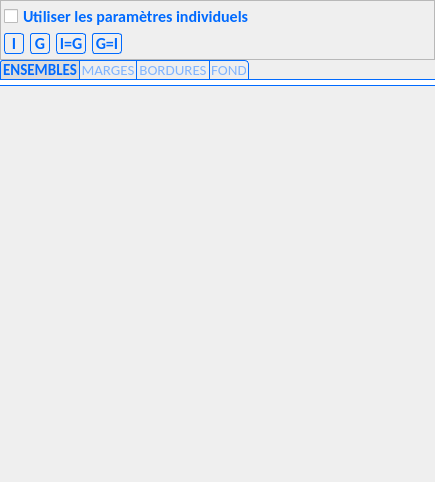
Old version of the form PhotosConsigne/ui/Page.ui in the repository FlorianLance/PhotosConsigne.
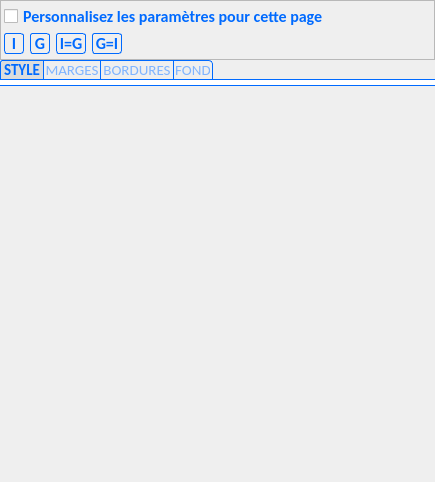
New version of the form.

Diff of the .ui file:
```diff
--- a/PhotosConsigne/ui/Page.ui
+++ b/PhotosConsigne/ui/Page.ui
@@ -269,7 +269,7 @@
 </string>
         </property>
         <property name="text">
-         <string>Utiliser les paramètres individuels</string>
+         <string>Personnalisez les paramètres pour cette page</string>
         </property>
        </widget>
       </item>
@@ -483,7 +483,7 @@
           </sizepolicy>
          </property>
          <attribute name="title">
-          <string>ENSEMBLES</string>
+          <string>STYLE</string>
          </attribute>
          <layout class="QVBoxLayout" name="vlSets">
           <property name="spacing">
```
